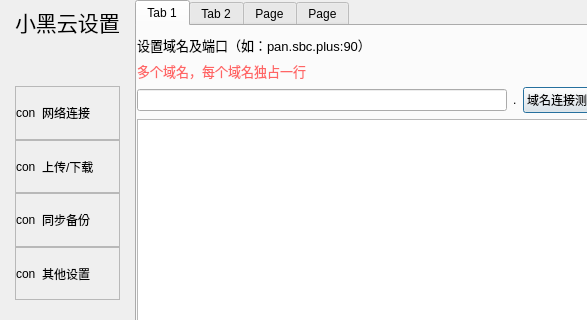
Before: the Qt Designer form ui/Setting.ui in aibotez/SBCClientV2, drawn with Qt 5; both pictures show x 0 to 587 and y 0 to 320 of the 691 by 600 pixel window.
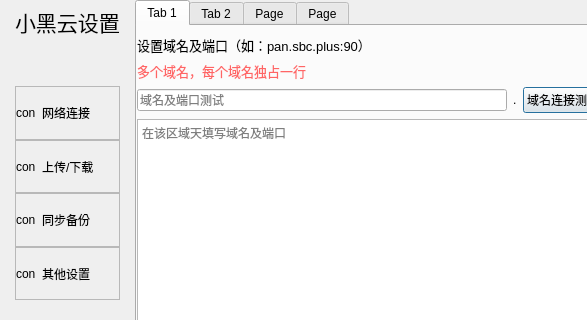
After: the same form once the commit is applied. The open tabs and pages were chosen to show the change.

```diff
--- a/ui/Setting.ui
+++ b/ui/Setting.ui
@@ -368,7 +368,11 @@
        <item>
         <layout class="QHBoxLayout" name="horizontalLayout_5">
          <item>
-          <widget class="QLineEdit" name="lineEdit"/>
+          <widget class="QLineEdit" name="lineEdit">
+           <property name="placeholderText">
+            <string>域名及端口测试</string>
+           </property>
+          </widget>
          </item>
          <item>
           <widget class="QLabel" name="label_12">
@@ -394,7 +398,11 @@
         </layout>
        </item>
        <item>
-        <widget class="QTextEdit" name="textEdit"/>
+        <widget class="QTextEdit" name="textEdit">
+         <property name="placeholderText">
+          <string>在该区域天填写域名及端口</string>
+         </property>
+        </widget>
        </item>
       </layout>
      </widget>
```
Left out of the diff: 4 changed lines with no effect on the pictures.
